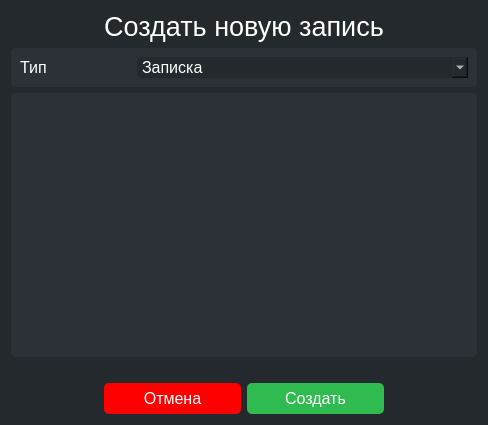
Qt form UI/new_note.ui (bobrnebobr/KyrgyzstanProjectPyQT) before a commit.
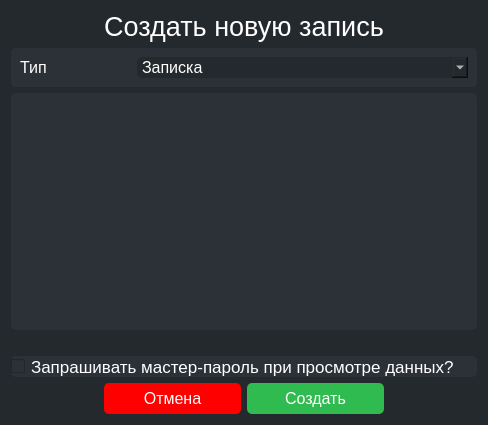
The same form after that commit.

What changed in the file:
```diff
--- a/UI/new_note.ui
+++ b/UI/new_note.ui
@@ -24,68 +24,24 @@
 border-radius:5px;
 border-width:2px;</string>
   </property>
-  <layout class="QGridLayout" name="gridLayout" rowstretch="0,0,1,0,0">
-   <item row="4" column="2">
-    <spacer name="horizontalSpacer_2">
-     <property name="orientation">
-      <enum>Qt::Horizontal</enum>
+  <layout class="QGridLayout" name="gridLayout" rowstretch="0,0,1,0,0,0">
+   <item row="3" column="0" colspan="3">
+    <widget class="QLabel" name="errorInfoLabel">
+     <property name="font">
+      <font>
+       <family>Tahoma</family>
+      </font>
      </property>
-     <property name="sizeHint" stdset="0">
-      <size>
-       <width>40</width>
-       <height>20</height>
-      </size>
+     <property name="styleSheet">
+      <string notr="true">color:rgb(255,0,0);</string>
      </property>
-    </spacer>
-   </item>
-   <item row="4" column="0">
-    <spacer name="horizontalSpacer">
-     <property name="orientation">
-      <enum>Qt::Horizontal</enum>
+     <property name="text">
+      <string/>
      </property>
-     <property name="sizeHint" stdset="0">
-      <size>
-       <width>40</width>
-       <height>20</height>
-      </size>
+     <property name="alignment">
+      <set>Qt::AlignRight|Qt::AlignTrailing|Qt::AlignVCenter</set>
      </property>
-    </spacer>
-   </item>
-   <item row="4" column="1">
-    <layout class="QHBoxLayout" name="horizontalLayout">
-     <item>
-      <widget class="QPushButton" name="cancelButton">
-       <property name="styleSheet">
-        <string notr="true">border-radius:5px;
-border-width:2px;
-padding:6px;
-border-color:rgb(255,0,0);
-background-color:rgb(255,0,0);
-color:rgb(255,255,255);
-font-size:12pt;</string>
-       </property>
-       <property name="text">
-        <string>Отмена</string>
-       </property>
-      </widget>
-     </item>
-     <item>
-      <widget class="QPushButton" name="acceptButton">
-       <property name="styleSheet">
-        <string notr="true">border-radius:5px;
-border-width:2px;
-padding:6px;
-border-color:rgb(47,187,79);
-background-color:rgb(47,187,79);
-color:rgb(255,255,255);
-font-size:12pt;</string>
-       </property>
-       <property name="text">
-        <string>Создать</string>
-       </property>
-      </widget>
-     </item>
-    </layout>
+    </widget>
    </item>
    <item row="0" column="1">
     <widget class="QLabel" name="label">
@@ -112,6 +68,68 @@
      </property>
     </widget>
    </item>
+   <item row="5" column="1">
+    <layout class="QHBoxLayout" name="horizontalLayout">
+     <item>
+      <widget class="QPushButton" name="cancelButton">
+       <property name="styleSheet">
+        <string notr="true">border-radius:5px;
+border-width:2px;
+padding:6px;
+border-color:rgb(255,0,0);
+background-color:rgb(255,0,0);
+color:rgb(255,255,255);
+font-size:12pt;</string>
+       </property>
+       <property name="text">
+        <string>Отмена</string>
+       </property>
+      </widget>
+     </item>
+     <item>
+      <widget class="QPushButton" name="acceptButton">
+       <property name="styleSheet">
+        <string notr="true">border-radius:5px;
+border-width:2px;
+padding:6px;
+border-color:rgb(47,187,79);
+background-color:rgb(47,187,79);
+color:rgb(255,255,255);
+font-size:12pt;</string>
+       </property>
+       <property name="text">
+        <string>Создать</string>
+       </property>
+      </widget>
+     </item>
+    </layout>
+   </item>
+   <item row="5" column="2">
+    <spacer name="horizontalSpacer_2">
+     <property name="orientation">
+      <enum>Qt::Horizontal</enum>
+     </property>
+     <property name="sizeHint" stdset="0">
+      <size>
+       <width>40</width>
+       <height>20</height>
+      </size>
+     </property>
+    </spacer>
+   </item>
+   <item row="5" column="0">
+    <spacer name="horizontalSpacer">
+     <property name="orientation">
+      <enum>Qt::Horizontal</enum>
+     </property>
+     <property name="sizeHint" stdset="0">
+      <size>
+       <width>40</width>
+       <height>20</height>
+      </size>
+     </property>
+    </spacer>
+   </item>
    <item row="1" column="0" colspan="3">
     <widget class="QWidget" name="horizontalWidget_2" native="true">
      <property name="styleSheet">
@@ -182,21 +200,191 @@
      </property>
     </widget>
    </item>
-   <item row="3" column="0" colspan="3">
-    <widget class="QLabel" name="errorInfoLabel">
+   <item row="4" column="0" colspan="3">
+    <widget class="QCheckBox" name="checkBox">
+     <property name="palette">
+      <palette>
+       <active>
+        <colorrole role="WindowText">
+         <brush brushstyle="SolidPattern">
+          <color alpha="255">
+           <red>255</red>
+           <green>255</green>
+           <blue>255</blue>
+          </color>
+         </brush>
+        </colorrole>
+        <colorrole role="Button">
+         <brush brushstyle="SolidPattern">
+          <color alpha="255">
+           <red>43</red>
+           <green>49</green>
+           <blue>55</blue>
+          </color>
+         </brush>
+        </colorrole>
+        <colorrole role="Text">
+         <brush brushstyle="SolidPattern">
+          <color alpha="255">
+           <red>255</red>
+           <green>255</green>
+           <blue>255</blue>
+          </color>
+         </brush>
+        </colorrole>
+        <colorrole role="ButtonText">
+         <brush brushstyle="SolidPattern">
+          <color alpha="255">
+           <red>255</red>
+           <green>255</green>
+           <blue>255</blue>
+          </color>
+         </brush>
+        </colorrole>
+        <colorrole role="Base">
+         <brush brushstyle="SolidPattern">
+          <color alpha="255">
+           <red>43</red>
+           <green>49</green>
+           <blue>55</blue>
+          </color>
+         </brush>
+        </colorrole>
+        <colorrole role="Window">
+         <brush brushstyle="SolidPattern">
+          <color alpha="255">
+           <red>43</red>
+           <green>49</green>
+           <blue>55</blue>
+          </color>
+         </brush>
+        </colorrole>
+       </active>
+       <inactive>
+        <colorrole role="WindowText">
+         <brush brushstyle="SolidPattern">
+          <color alpha="255">
+           <red>255</red>
+           <green>255</green>
+           <blue>255</blue>
+          </color>
+         </brush>
+        </colorrole>
+        <colorrole role="Button">
+         <brush brushstyle="SolidPattern">
+          <color alpha="255">
+           <red>43</red>
+           <green>49</green>
+           <blue>55</blue>
+          </color>
+         </brush>
+        </colorrole>
+        <colorrole role="Text">
+         <brush brushstyle="SolidPattern">
+          <color alpha="255">
+           <red>255</red>
+           <green>255</green>
+           <blue>255</blue>
+          </color>
+         </brush>
+        </colorrole>
+        <colorrole role="ButtonText">
+         <brush brushstyle="SolidPattern">
+          <color alpha="255">
+           <red>255</red>
+           <green>255</green>
+           <blue>255</blue>
+          </color>
+         </brush>
+        </colorrole>
+        <colorrole role="Base">
+         <brush brushstyle="SolidPattern">
+          <color alpha="255">
+           <red>43</red>
+           <green>49</green>
+           <blue>55</blue>
+          </color>
+         </brush>
+        </colorrole>
+        <colorrole role="Window">
+         <brush brushstyle="SolidPattern">
+          <color alpha="255">
+           <red>43</red>
+           <green>49</green>
+           <blue>55</blue>
+          </color>
+         </brush>
+        </colorrole>
+       </inactive>
+       <disabled>
+        <colorrole role="WindowText">
+         <brush brushstyle="SolidPattern">
+          <color alpha="255">
+           <red>255</red>
+           <green>255</green>
+           <blue>255</blue>
+          </color>
+         </brush>
+        </colorrole>
+        <colorrole role="Button">
+         <brush brushstyle="SolidPattern">
+          <color alpha="255">
+           <red>43</red>
+           <green>49</green>
+           <blue>55</blue>
+          </color>
+         </brush>
+        </colorrole>
+        <colorrole role="Text">
+         <brush brushstyle="SolidPattern">
+          <color alpha="255">
+           <red>255</red>
+           <green>255</green>
+           <blue>255</blue>
+          </color>
+         </brush>
+        </colorrole>
+        <colorrole role="ButtonText">
+         <brush brushstyle="SolidPattern">
+          <color alpha="255">
+           <red>255</red>
+           <green>255</green>
+           <blue>255</blue>
+          </color>
+         </brush>
+        </colorrole>
+        <colorrole role="Base">
+         <brush brushstyle="SolidPattern">
+          <color alpha="255">
+           <red>43</red>
+           <green>49</green>
+           <blue>55</blue>
+          </color>
+         </brush>
+        </colorrole>
+        <colorrole role="Window">
+         <brush brushstyle="SolidPattern">
+          <color alpha="255">
+           <red>43</red>
+           <green>49</green>
+           <blue>55</blue>
+          </color>
+         </brush>
+        </colorrole>
+       </disabled>
+      </palette>
+     </property>
      <property name="font">
       <font>
        <family>Tahoma</family>
+       <pointsize>13</pointsize>
       </font>
      </property>
      <property name="styleSheet">
-      <string notr="true">color:rgb(255,0,0);</string>
+      <string notr="true">color:rgb(255,255,255);border-width:2;border-radius:5;background-color:rgb(43,49,55);</string>
      </property>
      <property name="text">
-      <string/>
-     </property>
-     <property name="alignment">
-      <set>Qt::AlignRight|Qt::AlignTrailing|Qt::AlignVCenter</set>
+      <string>Запрашивать мастер-пароль при просмотре данных?</string>
      </property>
     </widget>
    </item>
```
